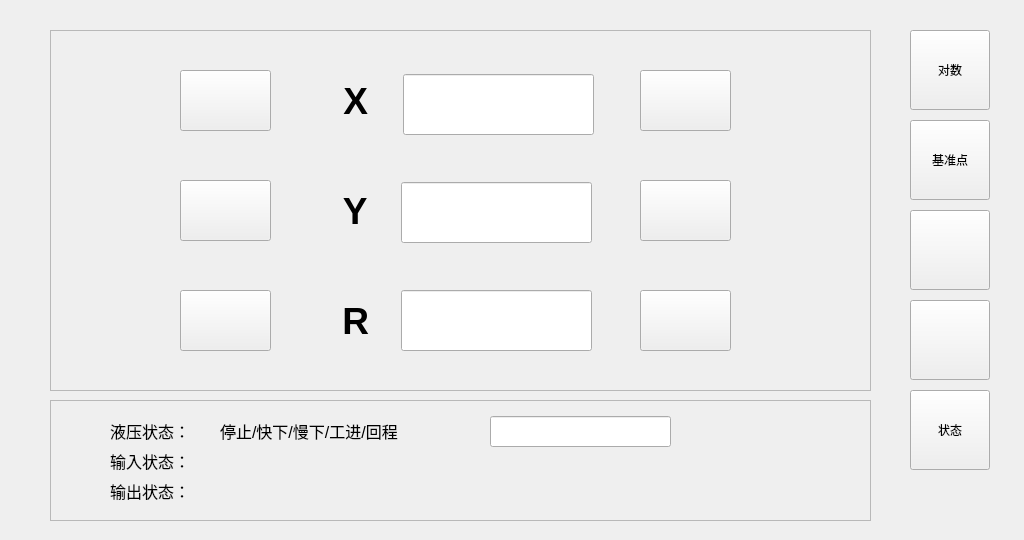
Before: the Qt Designer form A66-app/manual.ui in Tetraelc/A66_PRO, drawn with Qt 5.
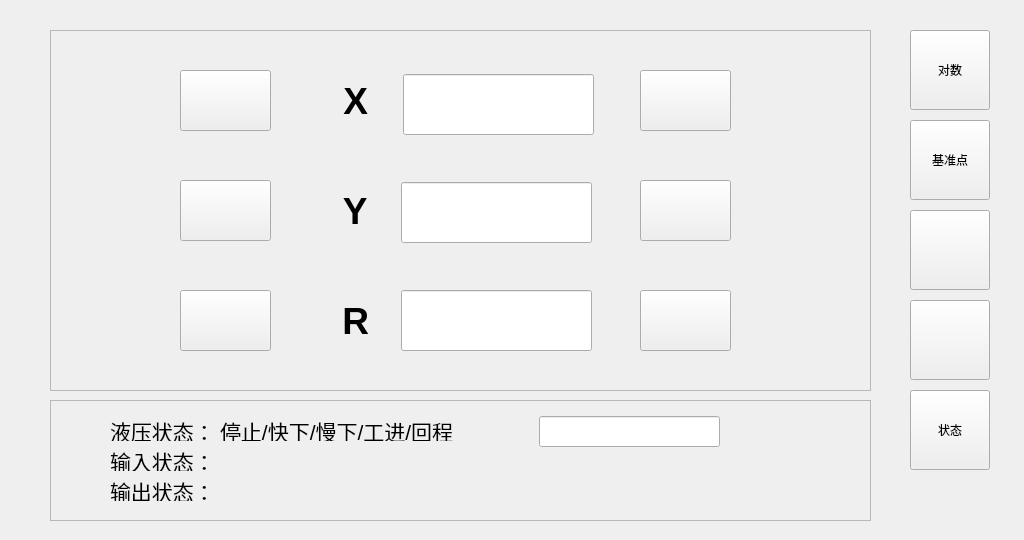
After: the same form once the commit is applied. Icons and pictures are not drawn.

Patch:
```diff
--- a/A66-app/manual.ui
+++ b/A66-app/manual.ui
@@ -476,7 +476,7 @@
     </property>
     <property name="font">
      <font>
-      <pointsize>12</pointsize>
+      <pointsize>16</pointsize>
      </font>
     </property>
     <property name="text">
@@ -494,7 +494,7 @@
     </property>
     <property name="font">
      <font>
-      <pointsize>12</pointsize>
+      <pointsize>16</pointsize>
      </font>
     </property>
     <property name="text">
@@ -512,7 +512,7 @@
     </property>
     <property name="font">
      <font>
-      <pointsize>12</pointsize>
+      <pointsize>16</pointsize>
      </font>
     </property>
     <property name="text">
@@ -1132,13 +1132,13 @@
      <rect>
       <x>170</x>
       <y>20</y>
-      <width>231</width>
+      <width>271</width>
       <height>21</height>
      </rect>
     </property>
     <property name="font">
      <font>
-      <pointsize>12</pointsize>
+      <pointsize>16</pointsize>
      </font>
     </property>
     <property name="text">
@@ -1148,7 +1148,7 @@
    <widget class="QLineEdit" name="lineEdit_RunState">
     <property name="geometry">
      <rect>
-      <x>440</x>
+      <x>489</x>
       <y>16</y>
       <width>181</width>
       <height>31</height>
```
